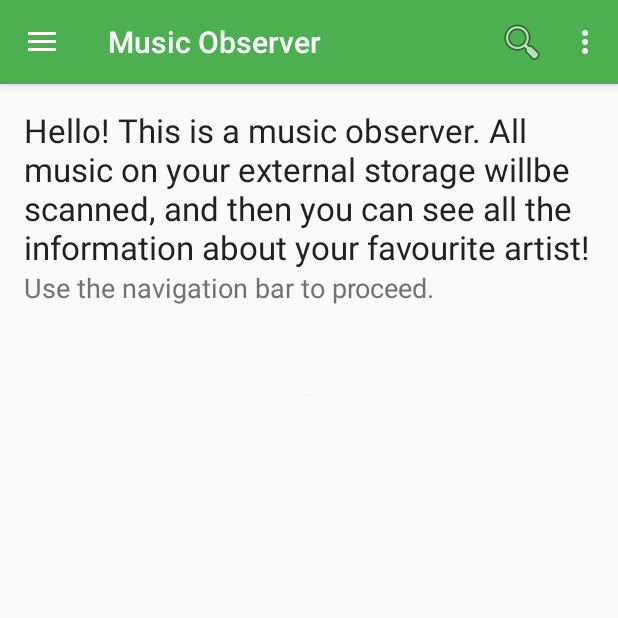
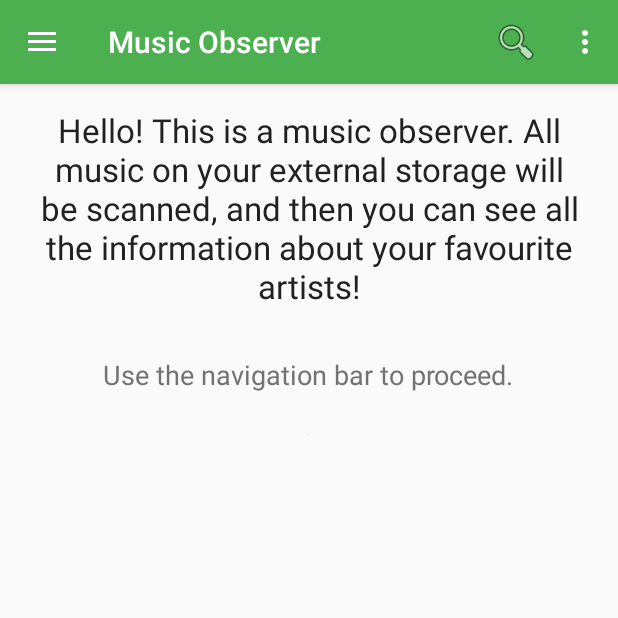
Before and after one commit to Eclipter/MusicObserver, an Android app: the AlbumsList screen opened directly, with no data from a screen before it, after a tap on "Main page", on a phone screen of 412 x 824 dp, the top half of it. Run offline under Robolectric (Android 15) with nearby library versions, the phone set to English and light mode, and no system bars; our stand-ins replace Volley; libraries missing offline, so code that uses them is left out: de.umass.lastfm; network calls fail; 1 statement that could not run was skipped; 1 other tap on this screen came first.

Commit message:
Adding the rest of files.

```diff
--- a/src/main/java/by/bsu/dektiarev/myapplication/MainActivity.java
+++ b/src/main/java/by/bsu/dektiarev/myapplication/MainActivity.java
@@ -4,6 +4,7 @@ import android.app.SearchManager;
 import android.content.ComponentName;
 import android.content.Context;
 import android.content.Intent;
+import android.net.ConnectivityManager;
 import android.os.Bundle;
 import android.support.v4.view.MenuItemCompat;
 import android.support.design.widget.NavigationView;
@@ -49,28 +50,21 @@ public class MainActivity extends AppCompatActivity
         NavigationView navigationView = (NavigationView) findViewById(R.id.nav_view);
         navigationView.setNavigationItemSelectedListener(this);
 
-        if(isInternetAvailable()) {
-            Toast.makeText(MainActivity.this, "Check internet connection!", Toast.LENGTH_SHORT).show();
+        if(!isNetworkAvailable(this)) {
+            Toast.makeText(MainActivity.this, "Check internet connection!", Toast.LENGTH_LONG).show();
         }
 
         NetworkImageView imageView = (NetworkImageView) findViewById(R.id.imageView2);
         String imageUrl = "https://lh3.googleusercontent.com/-r-NV4YMr0Gc/AAAAAAAAAAI/AAAAAAAAJlk/Z_n0PdPIDP8/s0-c-k-no-ns/photo.jpg";
-
-        /*ImageLoader imageLoader = new ImageLoader(getApplicationContext());
-        imageLoader.DisplayImage(imageUrl, R.drawable.loader, imageView);*/
 
         AppController appController = AppController.getInstance();
         ImageLoader imageLoader = appController.getImageLoader();
         imageView.setImageUrl(imageUrl, imageLoader);
     }
 
-    public boolean isInternetAvailable() {
-        try {
-            InetAddress ipAddr = InetAddress.getByName("google.com");
-            return !ipAddr.equals("");
-        } catch (Exception e) {
-            return false;
-        }
+    public boolean isNetworkAvailable(final Context context) {
+        final ConnectivityManager connectivityManager = ((ConnectivityManager) context.getSystemService(Context.CONNECTIVITY_SERVICE));
+        return connectivityManager.getActiveNetworkInfo() != null && connectivityManager.getActiveNetworkInfo().isConnected();
     }
 
     @Override
--- a/src/main/java/by/bsu/dektiarev/myapplication/imageloader/LruBitmapCache.java
+++ b/src/main/java/by/bsu/dektiarev/myapplication/imageloader/LruBitmapCache.java
@@ -13,9 +13,8 @@ public class LruBitmapCache extends LruCache<String, Bitmap> implements
         ImageLoader.ImageCache {
     public static int getDefaultLruCacheSize() {
         final int maxMemory = (int) (Runtime.getRuntime().maxMemory() / 1024);
-        final int cacheSize = maxMemory / 8;
 
-        return cacheSize;
+        return maxMemory / 8;
     }
 
     public LruBitmapCache() {
--- a/src/main/res/layout/activity_artist_tabbed_browser.xml
+++ b/src/main/res/layout/activity_artist_tabbed_browser.xml
@@ -35,7 +35,7 @@
                 android:layout_width="match_parent"
                 android:layout_height="wrap_content"
                 app:tabMode="fixed"
-                android:background="@color/primary" />
+                android:background="@color/primary_dark" />
 
         </android.support.design.widget.AppBarLayout>
 
--- a/src/main/res/layout/content_main.xml
+++ b/src/main/res/layout/content_main.xml
@@ -13,11 +13,12 @@
         android:layout_width="wrap_content"
         android:layout_height="wrap_content"
         android:textAppearance="?android:attr/textAppearanceLarge"
-        android:text="Hello! This is a music observer. All music on your external storage willbe scanned, and then you can see all the information about your favourite artist!"
+        android:text="Hello! This is a music observer. All music on your external storage will be scanned, and then you can see all the information about your favourite artists!"
         android:id="@+id/textView2"
         android:textColor="@color/primary_text"
         android:layout_alignParentTop="true"
-        android:layout_alignParentStart="true" />
+        android:layout_alignParentStart="true"
+        android:gravity="center_horizontal" />
 
     <com.android.volley.toolbox.NetworkImageView
         android:layout_width="wrap_content"
@@ -33,7 +34,9 @@
         android:textAppearance="?android:attr/textAppearanceMedium"
         android:text="Use the navigation bar to proceed."
         android:id="@+id/textView3"
+        android:textColor="@color/secondary_text"
+        android:gravity="center_horizontal"
         android:layout_below="@+id/textView2"
-        android:layout_alignParentStart="true"
-        android:textColor="@color/secondary_text" />
+        android:layout_centerHorizontal="true"
+        android:layout_marginTop="32dp" />
 </RelativeLayout>
--- a/src/main/res/values/strings.xml
+++ b/src/main/res/values/strings.xml
@@ -7,7 +7,7 @@
     <string name="action_settings">Settings</string>
     <string name="action_search">Search</string>
     <string name="title_activity_second">SecondActivity</string>
-    <string name="search_hint">Pick a name, artist or album</string>
+    <string name="search_hint">Pick an artist</string>
 
     <!-- TODO: Remove or change this placeholder text -->
     <string name="hello_blank_fragment">Hello blank fragment</string>
```
Also changed, not shown: src/main/AndroidManifest.xml (added, +47 -0 lines), 3 other files.
